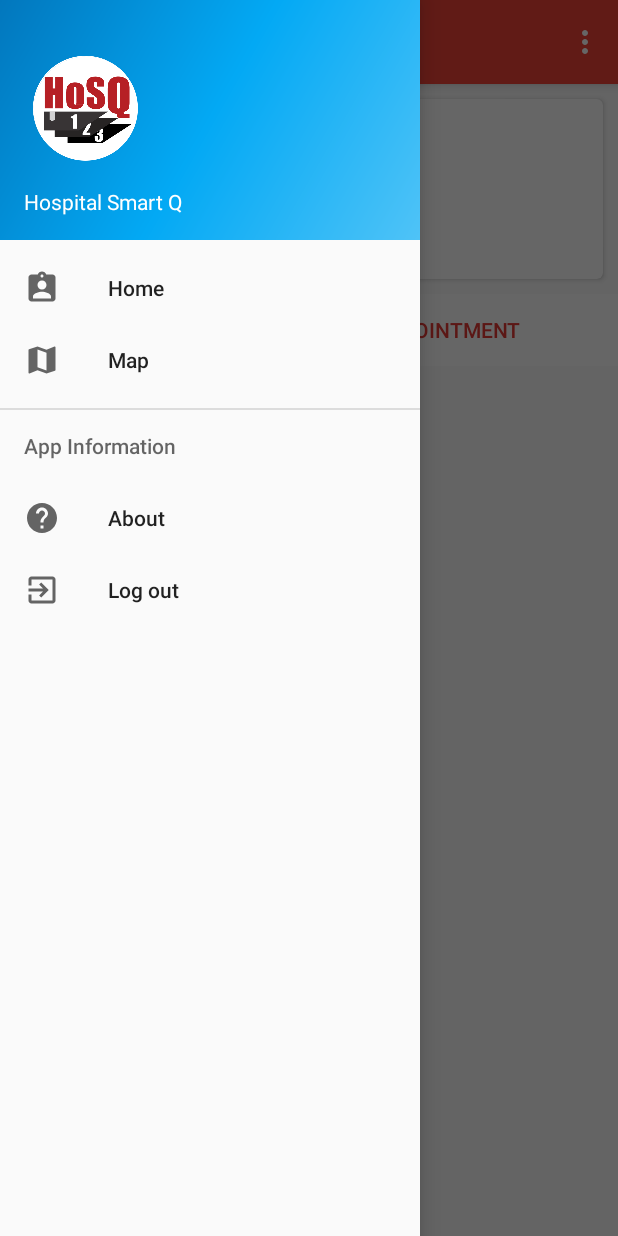
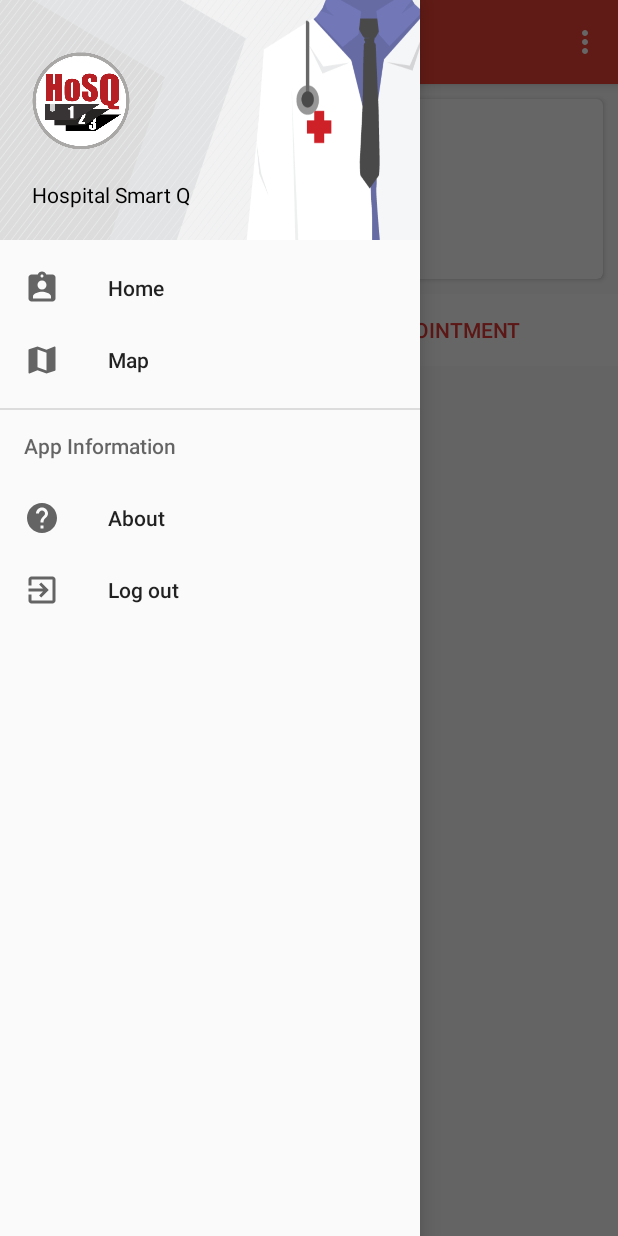
Before and after one commit to cbnuke/Prototype, an Android app: the MainActivity screen opened directly, with no data from a screen before it, with the side drawer open, on a phone screen of 412 x 824 dp. Run offline under Robolectric (Android 15) with nearby library versions, the phone set to English and light mode, and no system bars; our stand-ins replace data binding; 7 statements that could not run were skipped.

Commit message:
change icon

```diff
--- a/app/src/main/res/layout/nav_header_main.xml
+++ b/app/src/main/res/layout/nav_header_main.xml
@@ -3,14 +3,15 @@
     xmlns:app="http://schemas.android.com/apk/res-auto"
     android:layout_width="match_parent"
     android:layout_height="@dimen/nav_header_height"
-    android:background="@drawable/side_nav_bar"
+    android:background="@drawable/bg_nv3"
     android:gravity="bottom"
     android:orientation="vertical"
     android:paddingBottom="@dimen/activity_vertical_margin"
     android:paddingLeft="@dimen/activity_horizontal_margin"
     android:paddingRight="@dimen/activity_horizontal_margin"
     android:paddingTop="@dimen/activity_vertical_margin"
-    android:theme="@style/ThemeOverlay.AppCompat.Dark">
+    android:theme="@style/ThemeOverlay.AppCompat.Dark"
+    android:weightSum="1">
 
     <!--<ImageView-->
         <!--android:id="@+id/imageView"-->
@@ -23,17 +24,22 @@
 
 
     <ImageView
-        android:layout_width="83dp"
-        android:layout_height="71dp"
-        app:srcCompat="@drawable/hosq_logo"
-        android:id="@+id/imageView9" />
+        android:layout_width="72dp"
+        android:layout_height="69dp"
+        app:srcCompat="@drawable/hosq_logo2"
+        android:id="@+id/imageView10"
+        android:paddingLeft="5dp"
+        android:layout_weight="0.12" />
 
     <TextView
         android:layout_width="match_parent"
         android:layout_height="wrap_content"
         android:paddingTop="@dimen/nav_header_vertical_spacing"
         android:text="Hospital Smart Q"
-        android:textAppearance="@style/TextAppearance.AppCompat.Body1" />
+        android:textColor="#000000"
+        android:paddingLeft="5dp"
+        android:textAppearance="@style/TextAppearance.AppCompat.Body1"
+        android:layout_weight="0.21" />
 
 
 
```
Also changed, not shown: app/src/main/res/drawable/bg_nv3.png (added), app/src/main/res/drawable/hosq_logo.png (deleted), app/src/main/res/drawable/hosq_logo2.png (added).
